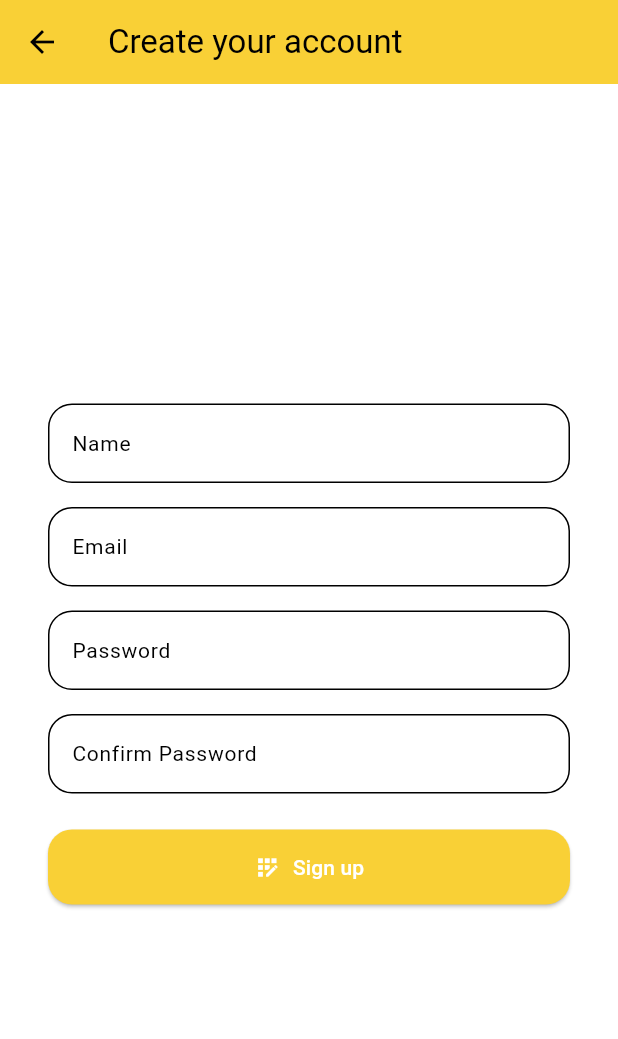
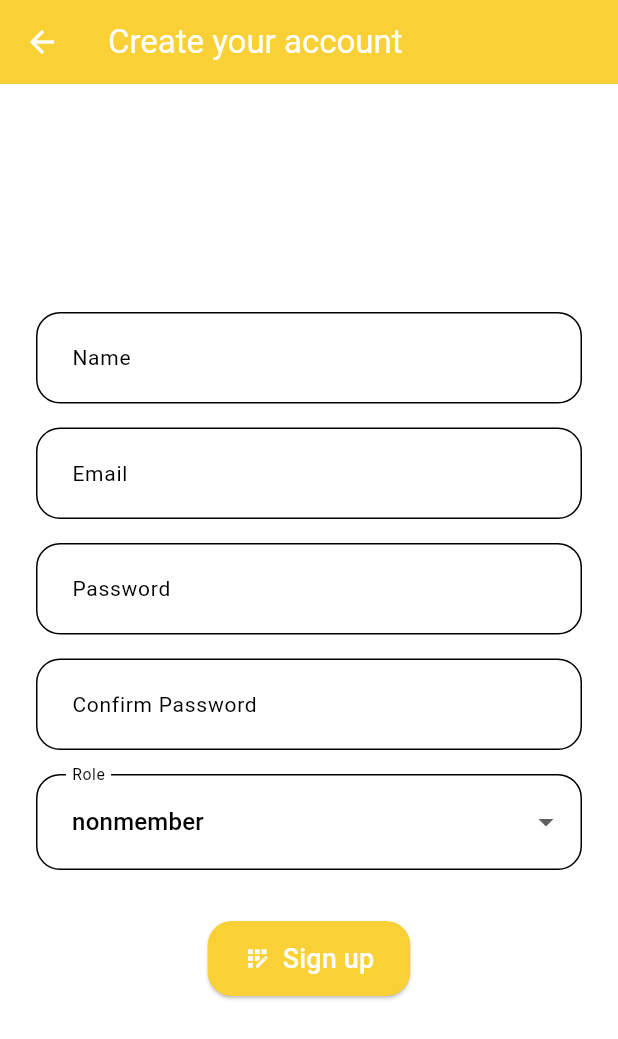
Before and after one commit to chbornman/photojam_app, a Flutter app: the screen it shows after launch, after a tap on "Create Account", on a phone screen of 412 x 824 dp. Shown: the top 1039 px of the screen. Run offline on Flutter 3.47's test engine with Material 3 defaults, Android fonts, the phone set to English and light mode, and no system bars; our stand-ins replace appwrite, file_picker, flutter_markdown, flutter_svg, hive_flutter, image_picker; accounts and stored records are empty.

Commit message:
modernized look of login and register page

```diff
--- a/lib/pages/login_register/login_page.dart
+++ b/lib/pages/login_register/login_page.dart
@@ -4,9 +4,9 @@ import 'package:photojam_app/appwrite/auth_api.dart';
 import 'package:photojam_app/pages/login_register/register_page.dart';
 import 'package:flutter/material.dart';
 import 'package:flutter_svg/flutter_svg.dart';
+import 'package:photojam_app/standard_appbar.dart';
 import 'package:photojam_app/standard_button.dart';
 import 'package:provider/provider.dart';
-import 'package:photojam_app/constants/constants.dart';
 
 class LoginPage extends StatefulWidget {
   const LoginPage({Key? key}) : super(key: key);
@@ -28,10 +28,13 @@ class _LoginPageState extends State<LoginPage> {
         return Dialog(
           backgroundColor: Colors.transparent,
           child: Center(
-              child: CircularProgressIndicator(),
+            child: CircularProgressIndicator(
+              color: Theme.of(context).colorScheme.primary,
+            ),
           ),
         );
-        });
+      },
+    );
 
     try {
       final AuthAPI appwrite = context.read<AuthAPI>();
@@ -75,56 +78,76 @@ class _LoginPageState extends State<LoginPage> {
   @override
   Widget build(BuildContext context) {
     return Scaffold(
-      appBar: AppBar(
-        title: const Text(
-          'Photo Jam',
-          style: TextStyle(
-            fontSize: 40.0,
+      appBar: StandardAppBar(
+        title: 'Photo Jam',
+        enableLeadingGesture: false, // Disable leading gesture on login page
       ),
-        ),
-        foregroundColor: Colors.black,
-        backgroundColor: Theme.of(context).colorScheme.primary,
-      ),
-      body: Center(
-        child: Padding(
-          padding: const EdgeInsets.all(32.0),
+      body: GestureDetector(
+        onTap: () {
+          // Dismiss the keyboard when tapping outside of a TextField
+          FocusScope.of(context).unfocus();
+        },
+        child: Center(
+          child: SingleChildScrollView(
+            padding: const EdgeInsets.symmetric(horizontal: 24.0),
             child: Column(
               mainAxisAlignment: MainAxisAlignment.center,
-            crossAxisAlignment: CrossAxisAlignment.stretch,
               children: [
                 TextField(
                   controller: emailTextController,
                   decoration: InputDecoration(
                     labelText: 'Email',
+                    labelStyle: TextStyle(
+                      color: Theme.of(context).colorScheme.onSurface,
+                    ),
                     border: OutlineInputBorder(
-                    borderRadius: BorderRadius.circular(defaultCornerRadius),
-                  ),
-                  filled: true,
-                  fillColor: Colors.white,
+                      borderRadius: BorderRadius.circular(16.0),
+                      borderSide: BorderSide(
+                        color: Theme.of(context).colorScheme.onSurface,
                       ),
                     ),
-              const SizedBox(height: 16),
+                    contentPadding: const EdgeInsets.all(20.0),
+                    filled: true,
+                    fillColor: Theme.of(context).colorScheme.surface,
+                  ),
+                ),
+                const SizedBox(height: 18),
                 TextField(
                   controller: passwordTextController,
                   decoration: InputDecoration(
                     labelText: 'Password',
+                    labelStyle: TextStyle(
+                      color: Theme.of(context).colorScheme.onSurface,
+                    ),
                     border: OutlineInputBorder(
-                    borderRadius: BorderRadius.circular(defaultCornerRadius),
+                      borderRadius: BorderRadius.circular(16.0),
+                      borderSide: BorderSide(
+                        color: Theme.of(context).colorScheme.onSurface,
                       ),
+                    ),
+                    contentPadding: const EdgeInsets.all(20.0),
                     filled: true,
-                  fillColor: Colors.white,
+                    fillColor: Theme.of(context).colorScheme.surface,
                   ),
                   obscureText: true,
                 ),
+                const SizedBox(height: 26),
+                StandardButton(
+                  label: const Text("Sign In", style: TextStyle(fontSize: 18)),
+                  onPressed: signIn,
+                  icon: Icon(
+                    Icons.login,
+                    color: Theme.of(context).colorScheme.onPrimary,
+                  ),
+                ),
                 const SizedBox(height: 16),
                 StandardButton(
-                  label: Text("Sign in"),
-                  onPressed: signIn,
-                  icon: Icon(Icons.login)),
-              const SizedBox(height: 16),
-              StandardButton(
-                label: Text("Create Account"),
-                icon: Icon(Icons.app_registration),
+                  label: const Text("Create Account",
+                      style: TextStyle(fontSize: 18)),
+                  icon: Icon(
+                    Icons.app_registration,
+                    color: Theme.of(context).colorScheme.onPrimary,
+                  ),
                   onPressed: () {
                     Navigator.push(
                         context,
@@ -134,20 +157,29 @@ class _LoginPageState extends State<LoginPage> {
                 ),
                 const SizedBox(height: 16),
                 Row(
+                  mainAxisAlignment: MainAxisAlignment.spaceEvenly,
                   children: [
                     Expanded(
                       child: StandardButton(
-                      label:
-                          SvgPicture.asset('assets/google_icon.svg', width: 20),
-                      onPressed: () => signInWithProvider(OAuthProvider.google),
+                        label: SvgPicture.asset(
+                          'assets/google_icon.svg',
+                          width: 24,
+                          color: Theme.of(context).colorScheme.onPrimary,
+                        ),
+                        onPressed: () =>
+                            signInWithProvider(OAuthProvider.google),
                       ),
                     ),
-                  const SizedBox(width: 8),
+                    const SizedBox(width: 16),
                     Expanded(
                       child: StandardButton(
-                      label:
-                          SvgPicture.asset('assets/apple_icon.svg', width: 20),
-                      onPressed: () => signInWithProvider(OAuthProvider.apple),
+                        label: SvgPicture.asset(
+                          'assets/apple_icon.svg',
+                          width: 24,
+                          color: Theme.of(context).colorScheme.onPrimary,
+                        ),
+                        onPressed: () =>
+                            signInWithProvider(OAuthProvider.apple),
                       ),
                     ),
                   ],
@@ -156,7 +188,8 @@ class _LoginPageState extends State<LoginPage> {
             ),
           ),
         ),
-        backgroundColor: Theme.of(context).colorScheme.surface,
+      ),
+      backgroundColor: Theme.of(context).colorScheme.background,
     );
   }
 }
--- a/lib/pages/login_register/register_page.dart
+++ b/lib/pages/login_register/register_page.dart
@@ -1,7 +1,6 @@
 import 'package:appwrite/appwrite.dart';
 import 'package:photojam_app/appwrite/auth_api.dart';
 import 'package:flutter/material.dart';
-import 'package:photojam_app/constants/constants.dart';
 import 'package:photojam_app/standard_button.dart';
 import 'package:provider/provider.dart';
 
@@ -19,7 +18,6 @@ class _RegisterPageState extends State<RegisterPage> {
   final confirmPasswordTextController = TextEditingController();
   String? selectedRole = 'nonmember';
 
-  // Role options for the dropdown
   final List<String> roles = ['nonmember', 'member', 'facilitator', 'admin'];
 
   createAccount() async {
@@ -32,39 +30,31 @@ class _RegisterPageState extends State<RegisterPage> {
 
     try {
       final authAPI = context.read<AuthAPI>();
-      print("AuthAPI instance acquired.");
 
-      // Attempt to create the user account in Appwrite
       await authAPI.createUser(
         name: nameTextController.text,
         email: emailTextController.text,
         password: passwordTextController.text,
       );
-      print("Account creation successful!");
 
-      // Authenticate and set role once the user is logged in
       await authAPI.createEmailPasswordSession(
         email: emailTextController.text,
         password: passwordTextController.text,
       );
 
-      // Set role if login is successful
       if (selectedRole != null) {
         await authAPI.setRole(selectedRole!);
-        print("Role ${selectedRole!} set successfully.");
       }
 
       Navigator.pop(context);
       ScaffoldMessenger.of(context).showSnackBar(
           const SnackBar(content: Text('Account created and role set!')));
     } on AppwriteException catch (e) {
-      print("Account creation failed with error code: ${e.code}");
       showAlert(
         title: 'Account creation failed',
         text: e.message.toString(),
       );
     } catch (e) {
-      print("An unexpected error occurred: $e");
       showAlert(
         title: 'Unexpected Error',
         text: 'An unexpected error occurred. Please try again.',
@@ -96,24 +86,29 @@ class _RegisterPageState extends State<RegisterPage> {
       appBar: AppBar(
         title: const Text('Create your account'),
         backgroundColor: Theme.of(context).colorScheme.primary,
-        foregroundColor: Colors.black,
+        foregroundColor: Theme.of(context).colorScheme.onPrimary,
       ),
-      body: Center(
-        child: Padding(
-          padding: const EdgeInsets.all(32.0),
+      body: GestureDetector(
+        onTap: () => FocusScope.of(context).unfocus(),
+        child: Center(
+          child: SingleChildScrollView(
+            padding: const EdgeInsets.symmetric(horizontal: 24.0),
             child: Column(
               mainAxisAlignment: MainAxisAlignment.center,
-            crossAxisAlignment: CrossAxisAlignment.stretch,
               children: [
                 TextField(
                   controller: nameTextController,
                   decoration: InputDecoration(
                     labelText: 'Name',
+                    labelStyle: TextStyle(
+                      color: Theme.of(context).colorScheme.onSurface,
+                    ),
                     border: OutlineInputBorder(
-                    borderRadius: BorderRadius.circular(defaultCornerRadius),
+                      borderRadius: BorderRadius.circular(16.0),
                     ),
+                    contentPadding: const EdgeInsets.all(20.0),
                     filled: true,
-                  fillColor: Colors.white,
+                    fillColor: Theme.of(context).colorScheme.surface,
                   ),
                 ),
                 const SizedBox(height: 16),
@@ -121,11 +116,15 @@ class _RegisterPageState extends State<RegisterPage> {
                   controller: emailTextController,
                   decoration: InputDecoration(
                     labelText: 'Email',
+                    labelStyle: TextStyle(
+                      color: Theme.of(context).colorScheme.onSurface,
+                    ),
                     border: OutlineInputBorder(
-                    borderRadius: BorderRadius.circular(defaultCornerRadius),
+                      borderRadius: BorderRadius.circular(16.0),
                     ),
+                    contentPadding: const EdgeInsets.all(20.0),
                     filled: true,
-                  fillColor: Colors.white,
+                    fillColor: Theme.of(context).colorScheme.surface,
                   ),
                 ),
                 const SizedBox(height: 16),
@@ -133,11 +132,15 @@ class _RegisterPageState extends State<RegisterPage> {
                   controller: passwordTextController,
                   decoration: InputDecoration(
                     labelText: 'Password',
+                    labelStyle: TextStyle(
+                      color: Theme.of(context).colorScheme.onSurface,
+                    ),
                     border: OutlineInputBorder(
-                    borderRadius: BorderRadius.circular(defaultCornerRadius),
+                      borderRadius: BorderRadius.circular(16.0),
                     ),
+                    contentPadding: const EdgeInsets.all(20.0),
                     filled: true,
-                  fillColor: Colors.white,
+                    fillColor: Theme.of(context).colorScheme.surface,
                   ),
                   obscureText: true,
                 ),
@@ -146,27 +149,57 @@ class _RegisterPageState extends State<RegisterPage> {
                   controller: confirmPasswordTextController,
                   decoration: InputDecoration(
                     labelText: 'Confirm Password',
+                    labelStyle: TextStyle(
+                      color: Theme.of(context).colorScheme.onSurface,
+                    ),
                     border: OutlineInputBorder(
-                    borderRadius: BorderRadius.circular(defaultCornerRadius),
+                      borderRadius: BorderRadius.circular(16.0),
                     ),
+                    contentPadding: const EdgeInsets.all(20.0),
                     filled: true,
-                  fillColor: Colors.white,
+                    fillColor: Theme.of(context).colorScheme.surface,
                   ),
                   obscureText: true,
                 ),
                 const SizedBox(height: 16),
+                DropdownButtonFormField<String>(
+                  value: selectedRole,
+                  items: roles
+                      .map((role) => DropdownMenuItem(
+                            value: role,
+                            child: Text(role),
+                          ))
+                      .toList(),
+                  decoration: InputDecoration(
+                    labelText: 'Role',
+                    border: OutlineInputBorder(
+                      borderRadius: BorderRadius.circular(16.0),
+                    ),
+                    contentPadding: const EdgeInsets.all(20.0),
+                    filled: true,
+                    fillColor: Theme.of(context).colorScheme.surface,
+                  ),
+                  onChanged: (value) {
+                    setState(() {
+                      selectedRole = value;
+                    });
+                  },
+                ),
+                const SizedBox(height: 26),
                 StandardButton(
-                label: const Text('Sign up'),
-                icon: const Icon(Icons.app_registration),
-                onPressed: () {
-                  createAccount();
-                },
+                  label: const Text("Sign up", style: TextStyle(fontSize: 18)),
+                  icon: Icon(
+                    Icons.app_registration,
+                    color: Theme.of(context).colorScheme.onPrimary,
+                  ),
+                  onPressed: createAccount,
                 ),
               ],
             ),
           ),
         ),
-      backgroundColor: Theme.of(context).colorScheme.surface,
+      ),
+      backgroundColor: Theme.of(context).colorScheme.background,
     );
   }
 }
--- a/lib/standard_appbar.dart
+++ b/lib/standard_appbar.dart
@@ -3,11 +3,13 @@ import 'package:photojam_app/pages/mainframe.dart';
 
 class StandardAppBar extends StatelessWidget implements PreferredSizeWidget {
   final String title;
-  final List<Widget>? actions; // Add an optional actions parameter
+  final List<Widget>? actions;
+  final bool enableLeadingGesture; // New parameter to control leading icon tap
 
   StandardAppBar({
     required this.title,
     this.actions,
+    this.enableLeadingGesture = true, // Default to true for other pages
   });
 
   @override
@@ -20,7 +22,8 @@ class StandardAppBar extends StatelessWidget implements PreferredSizeWidget {
         ),
       ),
       backgroundColor: Theme.of(context).colorScheme.primary,
-      leading: Padding(
+      leading: enableLeadingGesture
+          ? Padding(
               padding: const EdgeInsets.only(left: 10.0),
               child: GestureDetector(
                 onTap: () => Navigator.push(
@@ -29,8 +32,12 @@ class StandardAppBar extends StatelessWidget implements PreferredSizeWidget {
                 ),
                 child: Image.asset('assets/icon/app_icon.png'),
               ),
+            )
+          : Padding(
+              padding: const EdgeInsets.only(left: 10.0),
+              child: Image.asset('assets/icon/app_icon.png'),
             ),
-      actions: actions, // Pass actions to AppBar
+      actions: actions,
       bottom: PreferredSize(
         preferredSize: const Size.fromHeight(10.0),
         child: Container(
```
Lines whose indentation alone changed are shown as unchanged.
